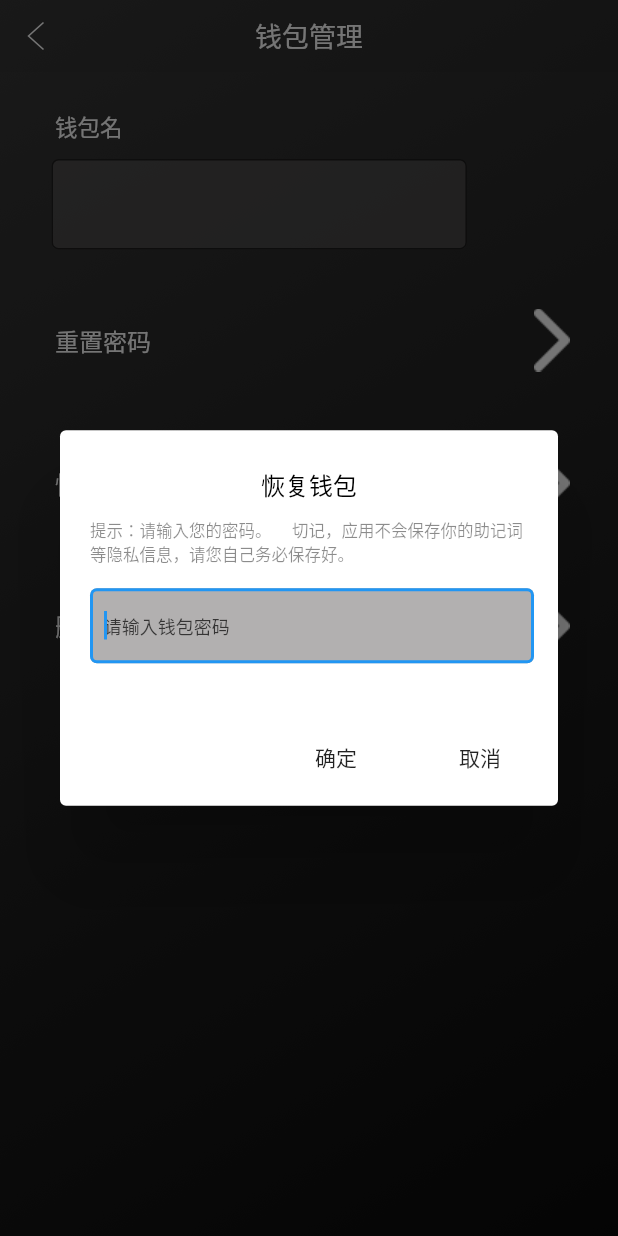
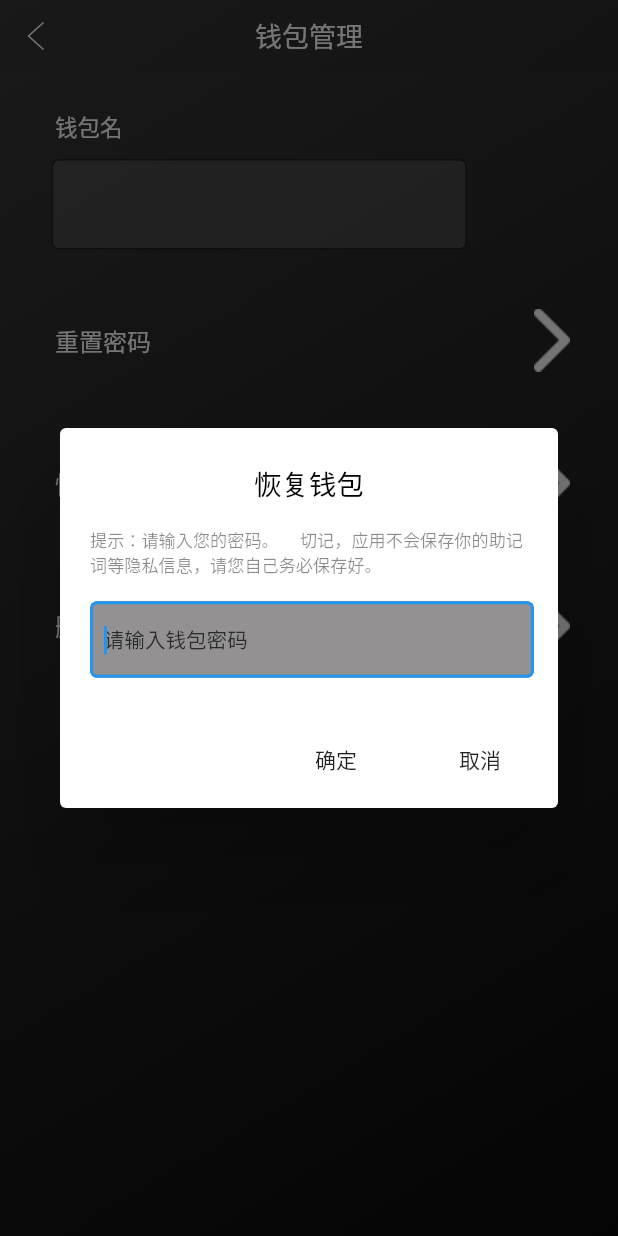
Before and after one commit to scryinfo/cashbox, a Flutter app: the WalletManagerPage screen opened directly, after a tap on "恢复钱包", on a phone screen of 412 x 824 dp. Run offline on Flutter 3.47's test engine with Material 2 defaults, Android fonts, the phone set to English and light mode, and no system bars; our stand-ins replace dio, fluro, flutter_easyrefresh, flutter_html, flutter_screenutil, flutter_swiper and 3 more; statements that could not run were skipped.

Commit message:
upd |> updat code

```diff
--- a/app/lib/widgets/pwd_dialog.dart
+++ b/app/lib/widgets/pwd_dialog.dart
@@ -27,7 +27,7 @@ class PwdDialog extends StatelessWidget {
       ),
       titleTextStyle: TextStyle(
         color: Colors.black,
-        fontSize: 16,
+        fontSize: ScreenUtil.instance.setSp(4),
       ),
       content: Container(
         margin: EdgeInsets.only(left: 7, right: 6),
@@ -35,11 +35,15 @@ class PwdDialog extends StatelessWidget {
         height: ScreenUtil().setHeight(23),
         child: Column(
           children: <Widget>[
+            Gaps.scaleVGap(1),
             Container(
               child: Text(
                 hintContent,
                 textAlign: TextAlign.start,
-                style: TextStyle(color: Colors.black45, fontSize: 11),
+                style: TextStyle(
+                  color: Colors.black45,
+                  fontSize: ScreenUtil.instance.setSp(2.5),
+                ),
               ),
             ),
             Gaps.scaleVGap(3),
@@ -50,7 +54,7 @@ class PwdDialog extends StatelessWidget {
               child: TextField(
                 obscureText: true,
                 decoration: InputDecoration(
-                  fillColor: Color.fromRGBO(101, 98, 98, 0.50),
+                  fillColor: Color.fromRGBO(101, 98, 98, 0.7),
                   filled: true,
                   border: OutlineInputBorder(
                     borderSide: BorderSide(color: Colors.black87),
@@ -66,7 +70,7 @@ class PwdDialog extends StatelessWidget {
                   hintText: hintInput,
                   hintStyle: TextStyle(
                     color: Color.fromRGBO(0, 0, 0, 0.7),
-                    fontSize: 12,
+                    fontSize: ScreenUtil.instance.setSp(3),
                   ),
                   focusColor: Colors.black45,
                 ),
@@ -79,7 +83,7 @@ class PwdDialog extends StatelessWidget {
       ),
       contentTextStyle: TextStyle(
         color: Colors.black45,
-        fontSize: 11,
+        fontSize: ScreenUtil.instance.setSp(3),
       ),
       actions: <Widget>[
         new FlatButton(
```
